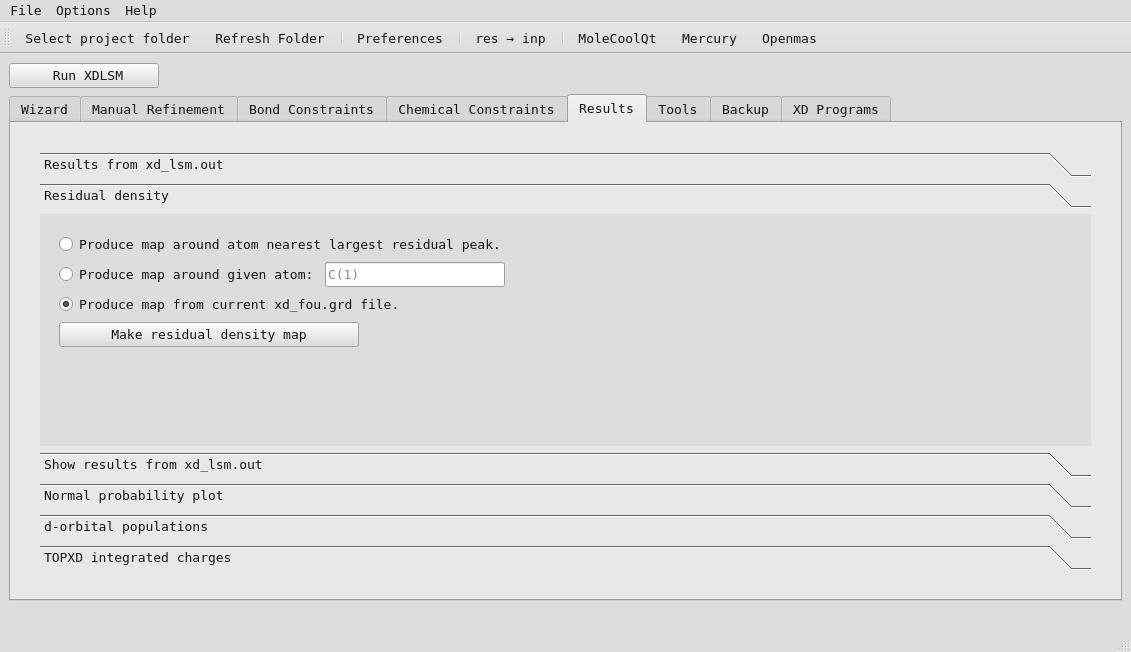
Qt form src/xdcool.ui (mcrav/XDToolkit) before a commit.
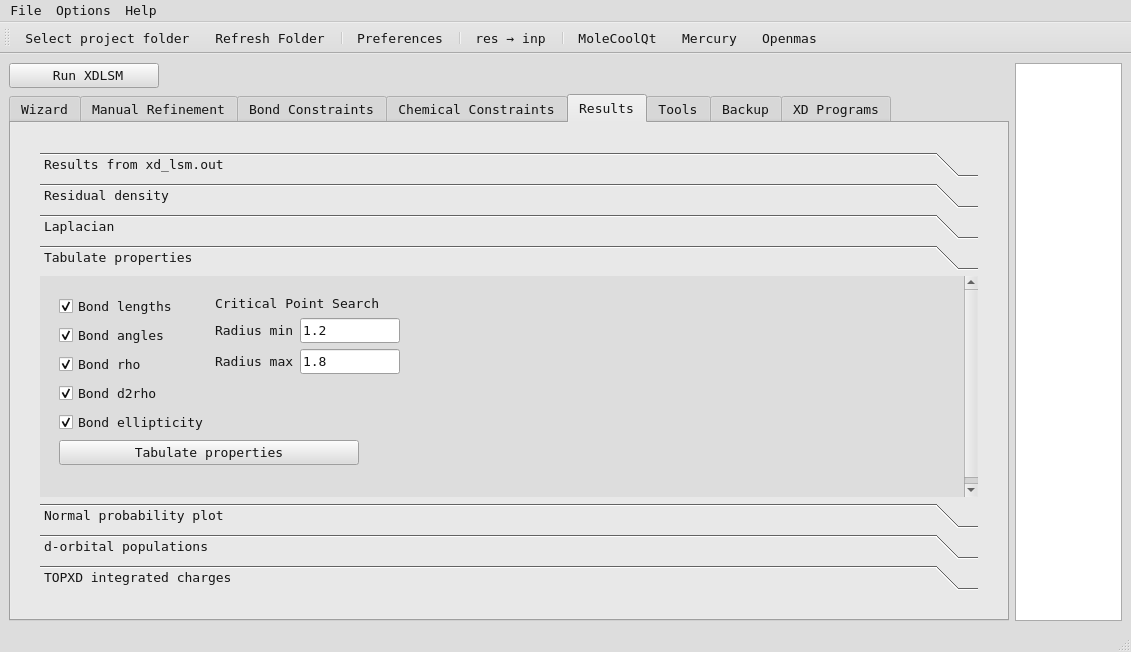
The same form after that commit. The open tabs and pages were chosen to show the change. Icons and pictures are not drawn.

Commit message: folder_tree_view

The edit to the form file:
```diff
--- a/src/xdcool.ui
+++ b/src/xdcool.ui
@@ -453,12 +453,20 @@
   <widget class="QWidget" name="centralwidget">
    <layout class="QGridLayout" name="gridLayout">
     <item row="0" column="0">
+     <layout class="QHBoxLayout" name="horizontalLayout_6">
+      <property name="rightMargin">
+       <number>0</number>
+      </property>
+      <item>
      <layout class="QVBoxLayout" name="verticalLayout_20">
+        <property name="sizeConstraint">
+         <enum>QLayout::SetMinimumSize</enum>
+        </property>
       <property name="topMargin">
        <number>0</number>
       </property>
       <property name="bottomMargin">
-       <number>20</number>
+         <number>0</number>
       </property>
       <item>
        <layout class="QHBoxLayout" name="horizontalLayout_21">
@@ -507,6 +515,12 @@
       </item>
       <item>
        <widget class="QTabWidget" name="tabWidget">
+          <property name="minimumSize">
+           <size>
+            <width>1000</width>
+            <height>0</height>
+           </size>
+          </property>
         <property name="toolTip">
          <string/>
         </property>
@@ -3056,8 +3070,8 @@
                 <rect>
                  <x>0</x>
                  <y>0</y>
-                 <width>1049</width>
-                 <height>239</height>
+                   <width>938</width>
+                   <height>227</height>
                 </rect>
                </property>
                <attribute name="label">
@@ -3190,7 +3204,7 @@
                 </rect>
                </property>
                <attribute name="label">
-                <string>Show results from xd_lsm.out</string>
+                  <string>Laplacian</string>
                </attribute>
                <layout class="QGridLayout" name="gridLayout_11">
                 <item row="0" column="0">
@@ -3424,6 +3438,267 @@
                 </item>
                </layout>
               </widget>
+                <widget class="QWidget" name="page_7">
+                 <property name="geometry">
+                  <rect>
+                   <x>0</x>
+                   <y>0</y>
+                   <width>371</width>
+                   <height>233</height>
+                  </rect>
+                 </property>
+                 <attribute name="label">
+                  <string>Tabulate properties</string>
+                 </attribute>
+                 <layout class="QGridLayout" name="gridLayout_22">
+                  <item row="0" column="0">
+                   <layout class="QVBoxLayout" name="verticalLayout">
+                    <property name="leftMargin">
+                     <number>10</number>
+                    </property>
+                    <property name="topMargin">
+                     <number>10</number>
+                    </property>
+                    <property name="rightMargin">
+                     <number>10</number>
+                    </property>
+                    <property name="bottomMargin">
+                     <number>10</number>
+                    </property>
+                    <item>
+                     <layout class="QHBoxLayout" name="horizontalLayout_12">
+                      <property name="topMargin">
+                       <number>0</number>
+                      </property>
+                      <item>
+                       <layout class="QVBoxLayout" name="verticalLayout_21">
+                        <property name="topMargin">
+                         <number>0</number>
+                        </property>
+                        <item>
+                         <widget class="QCheckBox" name="tabPropLength">
+                          <property name="text">
+                           <string>Bond lengths</string>
+                          </property>
+                          <property name="checked">
+                           <bool>true</bool>
+                          </property>
+                         </widget>
+                        </item>
+                        <item>
+                         <widget class="QCheckBox" name="tabPropAngle">
+                          <property name="text">
+                           <string>Bond angles</string>
+                          </property>
+                          <property name="checked">
+                           <bool>true</bool>
+                          </property>
+                         </widget>
+                        </item>
+                        <item>
+                         <widget class="QCheckBox" name="tabPropRho">
+                          <property name="text">
+                           <string>Bond rho</string>
+                          </property>
+                          <property name="checked">
+                           <bool>true</bool>
+                          </property>
+                         </widget>
+                        </item>
+                        <item>
+                         <widget class="QCheckBox" name="tabPropD2rho">
+                          <property name="text">
+                           <string>Bond d2rho</string>
+                          </property>
+                          <property name="checked">
+                           <bool>true</bool>
+                          </property>
+                         </widget>
+                        </item>
+                        <item>
+                         <widget class="QCheckBox" name="tabPropEllip">
+                          <property name="text">
+                           <string>Bond ellipticity</string>
+                          </property>
+                          <property name="checked">
+                           <bool>true</bool>
+                          </property>
+                         </widget>
+                        </item>
+                        <item>
+                         <spacer name="verticalSpacer_8">
+                          <property name="orientation">
+                           <enum>Qt::Vertical</enum>
+                          </property>
+                          <property name="sizeHint" stdset="0">
+                           <size>
+                            <width>20</width>
+                            <height>40</height>
+                           </size>
+                          </property>
+                         </spacer>
+                        </item>
+                       </layout>
+                      </item>
+                      <item>
+                       <layout class="QVBoxLayout" name="verticalLayout_25">
+                        <property name="leftMargin">
+                         <number>0</number>
+                        </property>
+                        <item>
+                         <widget class="QLabel" name="label_18">
+                          <property name="text">
+                           <string>Critical Point Search</string>
+                          </property>
+                         </widget>
+                        </item>
+                        <item>
+                         <layout class="QHBoxLayout" name="horizontalLayout_14">
+                          <property name="topMargin">
+                           <number>0</number>
+                          </property>
+                          <item>
+                           <widget class="QLabel" name="label_17">
+                            <property name="text">
+                             <string>Radius min</string>
+                            </property>
+                           </widget>
+                          </item>
+                          <item>
+                           <widget class="QLineEdit" name="tabPropCpRmin">
+                            <property name="maximumSize">
+                             <size>
+                              <width>100</width>
+                              <height>16777215</height>
+                             </size>
+                            </property>
+                            <property name="text">
+                             <string>1.2</string>
+                            </property>
+                           </widget>
+                          </item>
+                          <item>
+                           <spacer name="horizontalSpacer_14">
+                            <property name="orientation">
+                             <enum>Qt::Horizontal</enum>
+                            </property>
+                            <property name="sizeHint" stdset="0">
+                             <size>
+                              <width>40</width>
+                              <height>20</height>
+                             </size>
+                            </property>
+                           </spacer>
+                          </item>
+                         </layout>
+                        </item>
+                        <item>
+                         <layout class="QHBoxLayout" name="horizontalLayout_15">
+                          <property name="topMargin">
+                           <number>0</number>
+                          </property>
+                          <item>
+                           <widget class="QLabel" name="label_20">
+                            <property name="text">
+                             <string>Radius max</string>
+                            </property>
+                           </widget>
+                          </item>
+                          <item>
+                           <widget class="QLineEdit" name="tabPropCpRmax">
+                            <property name="maximumSize">
+                             <size>
+                              <width>100</width>
+                              <height>16777215</height>
+                             </size>
+                            </property>
+                            <property name="text">
+                             <string>1.8</string>
+                            </property>
+                           </widget>
+                          </item>
+                          <item>
+                           <spacer name="horizontalSpacer_15">
+                            <property name="orientation">
+                             <enum>Qt::Horizontal</enum>
+                            </property>
+                            <property name="sizeHint" stdset="0">
+                             <size>
+                              <width>40</width>
+                              <height>20</height>
+                             </size>
+                            </property>
+                           </spacer>
+                          </item>
+                         </layout>
+                        </item>
+                        <item>
+                         <spacer name="verticalSpacer_7">
+                          <property name="orientation">
+                           <enum>Qt::Vertical</enum>
+                          </property>
+                          <property name="sizeHint" stdset="0">
+                           <size>
+                            <width>20</width>
+                            <height>40</height>
+                           </size>
+                          </property>
+                         </spacer>
+                        </item>
+                       </layout>
+                      </item>
+                      <item>
+                       <spacer name="horizontalSpacer_13">
+                        <property name="orientation">
+                         <enum>Qt::Horizontal</enum>
+                        </property>
+                        <property name="sizeHint" stdset="0">
+                         <size>
+                          <width>40</width>
+                          <height>20</height>
+                         </size>
+                        </property>
+                       </spacer>
+                      </item>
+                     </layout>
+                    </item>
+                    <item>
+                     <widget class="QPushButton" name="tabPropBut">
+                      <property name="maximumSize">
+                       <size>
+                        <width>300</width>
+                        <height>16777215</height>
+                       </size>
+                      </property>
+                      <property name="text">
+                       <string>Tabulate properties</string>
+                      </property>
+                     </widget>
+                    </item>
+                    <item>
+                     <widget class="QLabel" name="tabPropLab">
+                      <property name="text">
+                       <string/>
+                      </property>
+                     </widget>
+                    </item>
+                    <item>
+                     <spacer name="verticalSpacer_4">
+                      <property name="orientation">
+                       <enum>Qt::Vertical</enum>
+                      </property>
+                      <property name="sizeHint" stdset="0">
+                       <size>
+                        <width>20</width>
+                        <height>40</height>
+                       </size>
+                      </property>
+                     </spacer>
+                    </item>
+                   </layout>
+                  </item>
+                 </layout>
+                </widget>
               <widget class="QWidget" name="page">
                <property name="geometry">
                 <rect>
@@ -4459,14 +4734,6 @@
                <number>0</number>
               </property>
               <item>
-               <layout class="QHBoxLayout" name="horizontalLayout_6">
-                <property name="topMargin">
-                 <number>0</number>
-                </property>
-                <property name="bottomMargin">
-                 <number>10</number>
-                </property>
-                <item>
                  <widget class="QPushButton" name="loadBackupBut">
                   <property name="maximumSize">
                    <size>
@@ -4491,8 +4758,6 @@
                   </property>
                  </widget>
                 </item>
-               </layout>
-              </item>
               <item>
                <widget class="Line" name="line_13">
                 <property name="orientation">
@@ -4774,6 +5039,18 @@
       </item>
      </layout>
     </item>
+      <item>
+       <widget class="QTreeView" name="folderTree">
+        <property name="maximumSize">
+         <size>
+          <width>16777215</width>
+          <height>16777215</height>
+         </size>
+        </property>
+       </widget>
+      </item>
+     </layout>
+    </item>
    </layout>
   </widget>
   <widget class="QMenuBar" name="menubar">
```
Left out of the diff: 159 changed lines with no effect on the pictures. Lines whose indentation alone changed are shown as unchanged. The commit also changes 46 other files.
